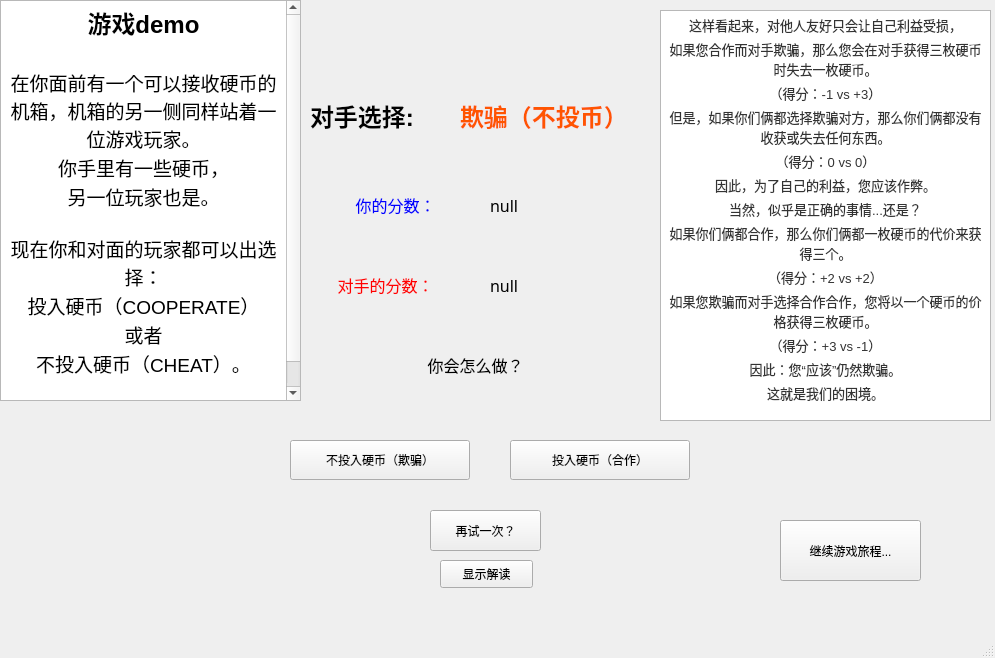
First picture: the form in onegame.ui, repository mqqqqj/C-Course-Design, before the edit.
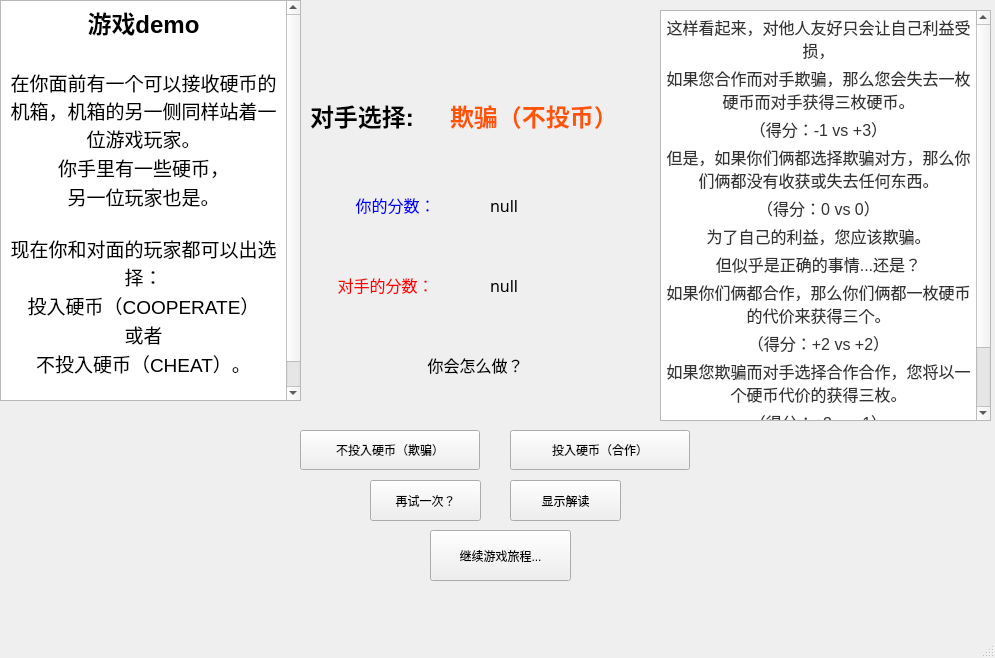
Second picture: the form after the edit.

```diff
--- a/onegame.ui
+++ b/onegame.ui
@@ -58,8 +58,8 @@
    <widget class="QPushButton" name="pushButton">
     <property name="geometry">
      <rect>
-      <x>290</x>
-      <y>440</y>
+      <x>300</x>
+      <y>430</y>
       <width>180</width>
       <height>40</height>
      </rect>
@@ -72,7 +72,7 @@
     <property name="geometry">
      <rect>
       <x>510</x>
-      <y>440</y>
+      <y>430</y>
       <width>180</width>
       <height>40</height>
      </rect>
@@ -151,7 +151,7 @@
    <widget class="QLabel" name="label_2">
     <property name="geometry">
      <rect>
-      <x>460</x>
+      <x>450</x>
       <y>80</y>
       <width>271</width>
       <height>71</height>
@@ -164,10 +164,10 @@
    <widget class="QPushButton" name="pushButton_3">
     <property name="geometry">
      <rect>
-      <x>780</x>
-      <y>520</y>
+      <x>430</x>
+      <y>530</y>
       <width>141</width>
-      <height>61</height>
+      <height>51</height>
      </rect>
     </property>
     <property name="text">
@@ -177,8 +177,8 @@
    <widget class="QPushButton" name="retry">
     <property name="geometry">
      <rect>
-      <x>430</x>
-      <y>510</y>
+      <x>370</x>
+      <y>480</y>
       <width>111</width>
       <height>41</height>
      </rect>
@@ -214,28 +214,28 @@
 &lt;html&gt;&lt;head&gt;&lt;meta name=&quot;qrichtext&quot; content=&quot;1&quot; /&gt;&lt;style type=&quot;text/css&quot;&gt;
 p, li { white-space: pre-wrap; }
 &lt;/style&gt;&lt;/head&gt;&lt;body style=&quot; font-family:'SimSun'; font-size:9pt; font-weight:400; font-style:normal;&quot;&gt;
-&lt;p align=&quot;center&quot; style=&quot; margin-top:0px; margin-bottom:0px; margin-left:0px; margin-right:0px; -qt-block-indent:0; text-indent:0px;&quot;&gt;&lt;span style=&quot; font-family:'Helvetica Neue','Helvetica','Arial','Hiragino Sans GB','Hiragino Sans GB W3','Microsoft YaHei UI','Microsoft YaHei','sans-serif'; font-size:10pt; color:#333333;&quot;&gt;这样看起来，对他人友好只会让自己利益受损，&lt;/span&gt;&lt;/p&gt;
-&lt;p align=&quot;center&quot; style=&quot; margin-top:4px; margin-bottom:4px; margin-left:0px; margin-right:0px; -qt-block-indent:0; text-indent:0px;&quot;&gt;&lt;span style=&quot; font-family:'Helvetica Neue','Helvetica','Arial','Hiragino Sans GB','Hiragino Sans GB W3','Microsoft YaHei UI','Microsoft YaHei','sans-serif'; font-size:10pt; color:#333333;&quot;&gt;如果您合作而对手欺骗，那么您会在对手获得三枚硬币时失去一枚硬币。&lt;/span&gt;&lt;/p&gt;
-&lt;p align=&quot;center&quot; style=&quot; margin-top:4px; margin-bottom:4px; margin-left:0px; margin-right:0px; -qt-block-indent:0; text-indent:0px;&quot;&gt;&lt;span style=&quot; font-family:'Helvetica Neue','Helvetica','Arial','Hiragino Sans GB','Hiragino Sans GB W3','Microsoft YaHei UI','Microsoft YaHei','sans-serif'; font-size:10pt; color:#333333;&quot;&gt;（得分：-1 vs +3）&lt;/span&gt;&lt;/p&gt;
-&lt;p align=&quot;center&quot; style=&quot; margin-top:4px; margin-bottom:4px; margin-left:0px; margin-right:0px; -qt-block-indent:0; text-indent:0px;&quot;&gt;&lt;span style=&quot; font-family:'Helvetica Neue','Helvetica','Arial','Hiragino Sans GB','Hiragino Sans GB W3','Microsoft YaHei UI','Microsoft YaHei','sans-serif'; font-size:10pt; color:#333333;&quot;&gt;但是，如果你们俩都选择欺骗对方，那么你们俩都没有收获或失去任何东西。&lt;/span&gt;&lt;/p&gt;
-&lt;p align=&quot;center&quot; style=&quot; margin-top:4px; margin-bottom:4px; margin-left:0px; margin-right:0px; -qt-block-indent:0; text-indent:0px;&quot;&gt;&lt;span style=&quot; font-family:'Helvetica Neue','Helvetica','Arial','Hiragino Sans GB','Hiragino Sans GB W3','Microsoft YaHei UI','Microsoft YaHei','sans-serif'; font-size:10pt; color:#333333;&quot;&gt;（得分：0 vs 0）&lt;/span&gt;&lt;/p&gt;
-&lt;p align=&quot;center&quot; style=&quot; margin-top:4px; margin-bottom:4px; margin-left:0px; margin-right:0px; -qt-block-indent:0; text-indent:0px;&quot;&gt;&lt;span style=&quot; font-family:'Helvetica Neue','Helvetica','Arial','Hiragino Sans GB','Hiragino Sans GB W3','Microsoft YaHei UI','Microsoft YaHei','sans-serif'; font-size:10pt; color:#333333;&quot;&gt;因此，为了自己的利益，您应该作弊。&lt;/span&gt;&lt;/p&gt;
-&lt;p align=&quot;center&quot; style=&quot; margin-top:4px; margin-bottom:4px; margin-left:0px; margin-right:0px; -qt-block-indent:0; text-indent:0px;&quot;&gt;&lt;span style=&quot; font-family:'Helvetica Neue','Helvetica','Arial','Hiragino Sans GB','Hiragino Sans GB W3','Microsoft YaHei UI','Microsoft YaHei','sans-serif'; font-size:10pt; color:#333333;&quot;&gt;当然，似乎是正确的事情...还是？&lt;/span&gt;&lt;/p&gt;
-&lt;p align=&quot;center&quot; style=&quot; margin-top:4px; margin-bottom:4px; margin-left:0px; margin-right:0px; -qt-block-indent:0; text-indent:0px;&quot;&gt;&lt;span style=&quot; font-family:'Helvetica Neue','Helvetica','Arial','Hiragino Sans GB','Hiragino Sans GB W3','Microsoft YaHei UI','Microsoft YaHei','sans-serif'; font-size:10pt; color:#333333;&quot;&gt;如果你们俩都合作，那么你们俩都一枚硬币的代价来获得三个。&lt;/span&gt;&lt;/p&gt;
-&lt;p align=&quot;center&quot; style=&quot; margin-top:4px; margin-bottom:4px; margin-left:0px; margin-right:0px; -qt-block-indent:0; text-indent:0px;&quot;&gt;&lt;span style=&quot; font-family:'Helvetica Neue','Helvetica','Arial','Hiragino Sans GB','Hiragino Sans GB W3','Microsoft YaHei UI','Microsoft YaHei','sans-serif'; font-size:10pt; color:#333333;&quot;&gt;（得分：+2 vs +2）&lt;/span&gt;&lt;/p&gt;
-&lt;p align=&quot;center&quot; style=&quot; margin-top:4px; margin-bottom:4px; margin-left:0px; margin-right:0px; -qt-block-indent:0; text-indent:0px;&quot;&gt;&lt;span style=&quot; font-family:'Helvetica Neue','Helvetica','Arial','Hiragino Sans GB','Hiragino Sans GB W3','Microsoft YaHei UI','Microsoft YaHei','sans-serif'; font-size:10pt; color:#333333;&quot;&gt;如果您欺骗而对手选择合作合作，您将以一个硬币的价格获得三枚硬币。&lt;/span&gt;&lt;/p&gt;
-&lt;p align=&quot;center&quot; style=&quot; margin-top:4px; margin-bottom:4px; margin-left:0px; margin-right:0px; -qt-block-indent:0; text-indent:0px;&quot;&gt;&lt;span style=&quot; font-family:'Helvetica Neue','Helvetica','Arial','Hiragino Sans GB','Hiragino Sans GB W3','Microsoft YaHei UI','Microsoft YaHei','sans-serif'; font-size:10pt; color:#333333;&quot;&gt;（得分：+3 vs -1）&lt;/span&gt;&lt;/p&gt;
-&lt;p align=&quot;center&quot; style=&quot; margin-top:4px; margin-bottom:4px; margin-left:0px; margin-right:0px; -qt-block-indent:0; text-indent:0px;&quot;&gt;&lt;span style=&quot; font-family:'Helvetica Neue','Helvetica','Arial','Hiragino Sans GB','Hiragino Sans GB W3','Microsoft YaHei UI','Microsoft YaHei','sans-serif'; font-size:10pt; color:#333333;&quot;&gt;因此：您“应该”仍然欺骗。&lt;/span&gt;&lt;/p&gt;
-&lt;p align=&quot;center&quot; style=&quot; margin-top:4px; margin-bottom:4px; margin-left:0px; margin-right:0px; -qt-block-indent:0; text-indent:0px;&quot;&gt;&lt;span style=&quot; font-family:'Helvetica Neue','Helvetica','Arial','Hiragino Sans GB','Hiragino Sans GB W3','Microsoft YaHei UI','Microsoft YaHei','sans-serif'; font-size:10pt; color:#333333;&quot;&gt;这就是我们的困境。&lt;/span&gt;&lt;/p&gt;&lt;/body&gt;&lt;/html&gt;</string>
+&lt;p align=&quot;center&quot; style=&quot; margin-top:0px; margin-bottom:0px; margin-left:0px; margin-right:0px; -qt-block-indent:0; text-indent:0px;&quot;&gt;&lt;span style=&quot; font-family:'Helvetica Neue','Helvetica','Arial','Hiragino Sans GB','Hiragino Sans GB W3','Microsoft YaHei UI','Microsoft YaHei','sans-serif'; font-size:12pt; color:#333333;&quot;&gt;这样看起来，对他人友好只会让自己利益受损，&lt;/span&gt;&lt;/p&gt;
+&lt;p align=&quot;center&quot; style=&quot; margin-top:4px; margin-bottom:4px; margin-left:0px; margin-right:0px; -qt-block-indent:0; text-indent:0px;&quot;&gt;&lt;span style=&quot; font-family:'Helvetica Neue','Helvetica','Arial','Hiragino Sans GB','Hiragino Sans GB W3','Microsoft YaHei UI','Microsoft YaHei','sans-serif'; font-size:12pt; color:#333333;&quot;&gt;如果您合作而对手欺骗，那么您会失去一枚硬币而对手获得三枚硬币。&lt;/span&gt;&lt;/p&gt;
+&lt;p align=&quot;center&quot; style=&quot; margin-top:4px; margin-bottom:4px; margin-left:0px; margin-right:0px; -qt-block-indent:0; text-indent:0px;&quot;&gt;&lt;span style=&quot; font-family:'Helvetica Neue','Helvetica','Arial','Hiragino Sans GB','Hiragino Sans GB W3','Microsoft YaHei UI','Microsoft YaHei','sans-serif'; font-size:12pt; color:#333333;&quot;&gt;（得分：-1 vs +3）&lt;/span&gt;&lt;/p&gt;
+&lt;p align=&quot;center&quot; style=&quot; margin-top:4px; margin-bottom:4px; margin-left:0px; margin-right:0px; -qt-block-indent:0; text-indent:0px;&quot;&gt;&lt;span style=&quot; font-family:'Helvetica Neue','Helvetica','Arial','Hiragino Sans GB','Hiragino Sans GB W3','Microsoft YaHei UI','Microsoft YaHei','sans-serif'; font-size:12pt; color:#333333;&quot;&gt;但是，如果你们俩都选择欺骗对方，那么你们俩都没有收获或失去任何东西。&lt;/span&gt;&lt;/p&gt;
+&lt;p align=&quot;center&quot; style=&quot; margin-top:4px; margin-bottom:4px; margin-left:0px; margin-right:0px; -qt-block-indent:0; text-indent:0px;&quot;&gt;&lt;span style=&quot; font-family:'Helvetica Neue','Helvetica','Arial','Hiragino Sans GB','Hiragino Sans GB W3','Microsoft YaHei UI','Microsoft YaHei','sans-serif'; font-size:12pt; color:#333333;&quot;&gt;（得分：0 vs 0）&lt;/span&gt;&lt;/p&gt;
+&lt;p align=&quot;center&quot; style=&quot; margin-top:4px; margin-bottom:4px; margin-left:0px; margin-right:0px; -qt-block-indent:0; text-indent:0px;&quot;&gt;&lt;span style=&quot; font-family:'Helvetica Neue','Helvetica','Arial','Hiragino Sans GB','Hiragino Sans GB W3','Microsoft YaHei UI','Microsoft YaHei','sans-serif'; font-size:12pt; color:#333333;&quot;&gt;为了自己的利益，您应该欺骗。&lt;/span&gt;&lt;/p&gt;
+&lt;p align=&quot;center&quot; style=&quot; margin-top:4px; margin-bottom:4px; margin-left:0px; margin-right:0px; -qt-block-indent:0; text-indent:0px;&quot;&gt;&lt;span style=&quot; font-family:'Helvetica Neue','Helvetica','Arial','Hiragino Sans GB','Hiragino Sans GB W3','Microsoft YaHei UI','Microsoft YaHei','sans-serif'; font-size:12pt; color:#333333;&quot;&gt;但似乎是正确的事情...还是？&lt;/span&gt;&lt;/p&gt;
+&lt;p align=&quot;center&quot; style=&quot; margin-top:4px; margin-bottom:4px; margin-left:0px; margin-right:0px; -qt-block-indent:0; text-indent:0px;&quot;&gt;&lt;span style=&quot; font-family:'Helvetica Neue','Helvetica','Arial','Hiragino Sans GB','Hiragino Sans GB W3','Microsoft YaHei UI','Microsoft YaHei','sans-serif'; font-size:12pt; color:#333333;&quot;&gt;如果你们俩都合作，那么你们俩都一枚硬币的代价来获得三个。&lt;/span&gt;&lt;/p&gt;
+&lt;p align=&quot;center&quot; style=&quot; margin-top:4px; margin-bottom:4px; margin-left:0px; margin-right:0px; -qt-block-indent:0; text-indent:0px;&quot;&gt;&lt;span style=&quot; font-family:'Helvetica Neue','Helvetica','Arial','Hiragino Sans GB','Hiragino Sans GB W3','Microsoft YaHei UI','Microsoft YaHei','sans-serif'; font-size:12pt; color:#333333;&quot;&gt;（得分：+2 vs +2）&lt;/span&gt;&lt;/p&gt;
+&lt;p align=&quot;center&quot; style=&quot; margin-top:4px; margin-bottom:4px; margin-left:0px; margin-right:0px; -qt-block-indent:0; text-indent:0px;&quot;&gt;&lt;span style=&quot; font-family:'Helvetica Neue','Helvetica','Arial','Hiragino Sans GB','Hiragino Sans GB W3','Microsoft YaHei UI','Microsoft YaHei','sans-serif'; font-size:12pt; color:#333333;&quot;&gt;如果您欺骗而对手选择合作合作，您将以一个硬币代价的获得三枚。&lt;/span&gt;&lt;/p&gt;
+&lt;p align=&quot;center&quot; style=&quot; margin-top:4px; margin-bottom:4px; margin-left:0px; margin-right:0px; -qt-block-indent:0; text-indent:0px;&quot;&gt;&lt;span style=&quot; font-family:'Helvetica Neue','Helvetica','Arial','Hiragino Sans GB','Hiragino Sans GB W3','Microsoft YaHei UI','Microsoft YaHei','sans-serif'; font-size:12pt; color:#333333;&quot;&gt;（得分：+3 vs -1）&lt;/span&gt;&lt;/p&gt;
+&lt;p align=&quot;center&quot; style=&quot; margin-top:4px; margin-bottom:4px; margin-left:0px; margin-right:0px; -qt-block-indent:0; text-indent:0px;&quot;&gt;&lt;span style=&quot; font-family:'Helvetica Neue','Helvetica','Arial','Hiragino Sans GB','Hiragino Sans GB W3','Microsoft YaHei UI','Microsoft YaHei','sans-serif'; font-size:12pt; color:#333333;&quot;&gt;因此：您“应该”仍然欺骗。&lt;/span&gt;&lt;/p&gt;
+&lt;p align=&quot;center&quot; style=&quot; margin-top:4px; margin-bottom:4px; margin-left:0px; margin-right:0px; -qt-block-indent:0; text-indent:0px;&quot;&gt;&lt;span style=&quot; font-family:'Helvetica Neue','Helvetica','Arial','Hiragino Sans GB','Hiragino Sans GB W3','Microsoft YaHei UI','Microsoft YaHei','sans-serif'; font-size:12pt; color:#333333;&quot;&gt;这就是我们的困境。&lt;/span&gt;&lt;/p&gt;&lt;/body&gt;&lt;/html&gt;</string>
     </property>
    </widget>
    <widget class="QPushButton" name="notice">
     <property name="geometry">
      <rect>
-      <x>440</x>
-      <y>560</y>
-      <width>93</width>
-      <height>28</height>
+      <x>510</x>
+      <y>480</y>
+      <width>111</width>
+      <height>41</height>
      </rect>
     </property>
     <property name="text">
```
